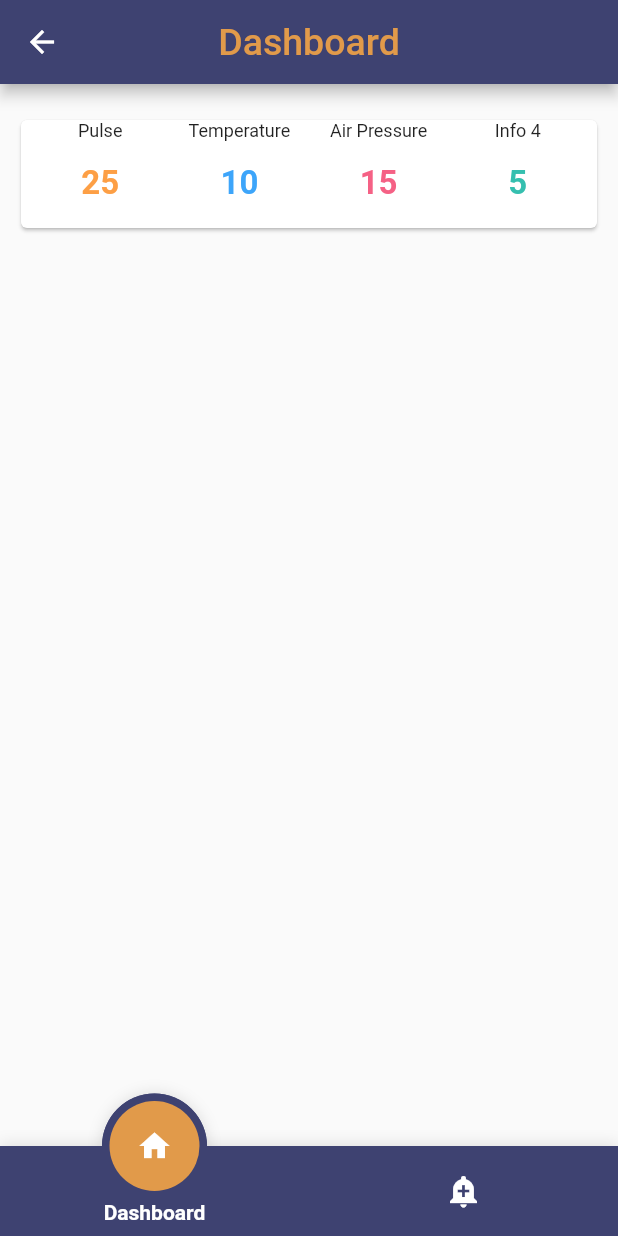
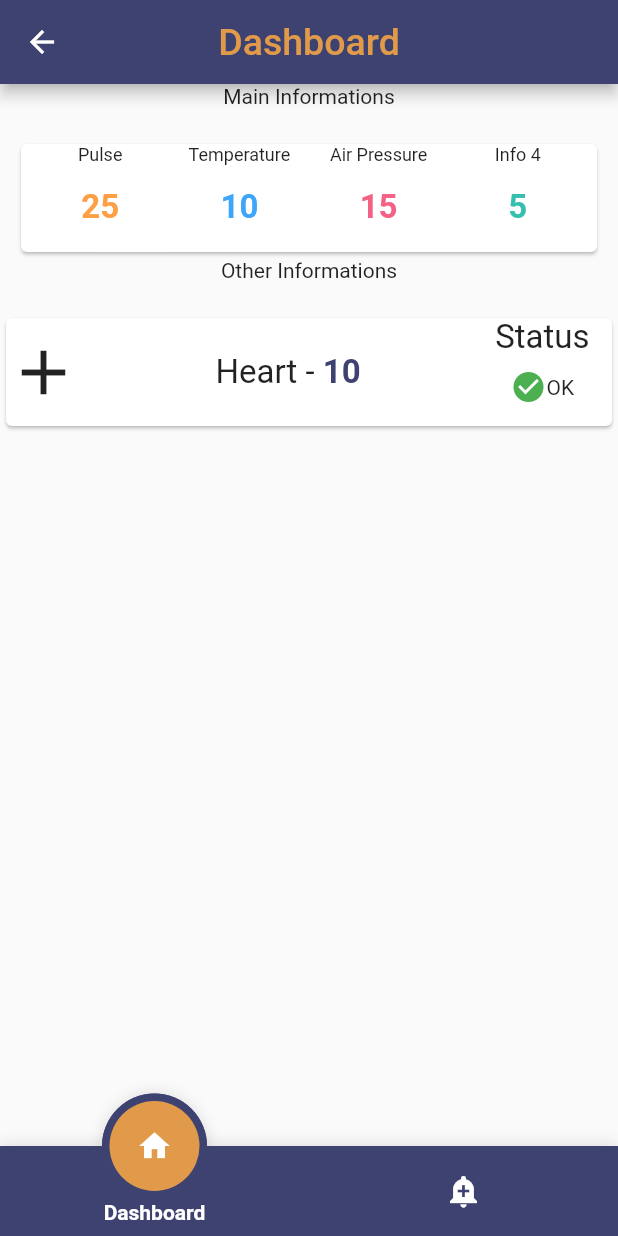
Before and after one commit to Egomination/quela, a Flutter app: the PatientDashboard screen opened by its route, on a phone screen of 412 x 824 dp. Run offline on Flutter 3.47's test engine with Material 2 defaults, Android fonts, the phone set to English and light mode, and no system bars; drawn by our look-alikes of fancy_bottom_navigation.

Commit message:
Patient Info Card Design

```diff
--- a/lib/pages/patient/dashboard.dart
+++ b/lib/pages/patient/dashboard.dart
@@ -54,23 +54,85 @@ class PatientDashboard extends StatelessWidget {
     );
   }
 
-  /*Widget patientTable() {
-    return Container(
-      margin: EdgeInsets.only(top: 20.0),
-      child: SizedBox(
-        width: 400.0,
-        child: Card(
-          child: PatientDataTableSample(),
+  Widget patientCard(Icon icon, String title, String data) {
+    return SizedBox(
+      height: 80.0,
+      child: Card(
+        child: Row(
+          mainAxisAlignment: MainAxisAlignment.spaceBetween,
+          children: <Widget>[
+            icon,
+            Row(
+              children: <Widget>[
+                Container(
+                  //margin: EdgeInsets.only(right: 5.0),
+                  child: Text(
+                    "Heart" + " - ",
+                    style: TextStyle(fontSize: 22.0),
+                  ),
+                ),
+                //SizedBox(height: 8),
+                Text(
+                  "10",
+                  style: TextStyle(
+                    fontSize: 22.0,
+                    color: HexColor("#3E4271"),
+                    fontWeight: FontWeight.bold,
+                  ),
+                ),
+              ],
+            ),
+            Container(
+              margin: EdgeInsets.only(right: 15.0),
+              child: Column(
+                children: <Widget>[
+                  Text(
+                    "Status",
+                    style: TextStyle(fontSize: 22.0),
+                  ),
+                  SizedBox(height: 8),
+                  Row(
+                    children: <Widget>[
+                      Icon(
+                        Icons.check_circle,
+                        color: Colors.green,
+                      ),
+                      Text("OK")
+                    ],
+                  ),
+                ],
+              ),
+            ),
+          ],
         ),
       ),
     );
-  }*/
+  }
+
+  Widget patientTables() {
+    return Container(
+      margin: EdgeInsets.only(top: 20.0),
+      child: Column(
+        children: <Widget>[
+          patientCard(
+              Icon(
+                Icons.add,
+                size: 50.0,
+              ),
+              "Test",
+              "10"),
+        ],
+      ),
+    );
+  }
 
   Widget patientBody() {
     return Column(
       children: <Widget>[
+        Text("Main Informations"),
         patientInformer(),
-        //patientTable(),
+        Text("Other Informations"),
+        patientTables(),
       ],
     );
   }
--- a/lib/pages/patient/mock_data.dart
+++ b/lib/pages/patient/mock_data.dart
@@ -21,15 +21,15 @@ var patients = <PatientInfo>[
 // All Info Section
 var patients2 = <PatientInfo>[
   PatientInfo(
-    title: "Pulse",
+    title: "Info 1",
     data: "25",
   ),
   PatientInfo(
-    title: "Temperature",
+    title: "Info 2",
     data: "10",
   ),
   PatientInfo(
-    title: "Air Pressure",
+    title: "Info 3",
     data: "15",
   ),
   PatientInfo(
```
